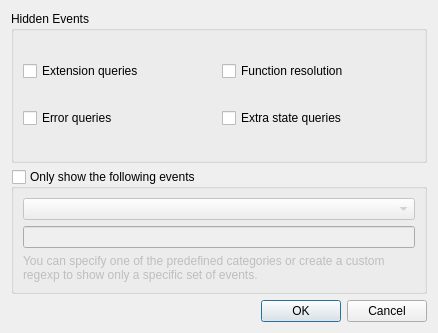
apitrace/apitrace, file gui/ui/settings.ui: the form before one commit.
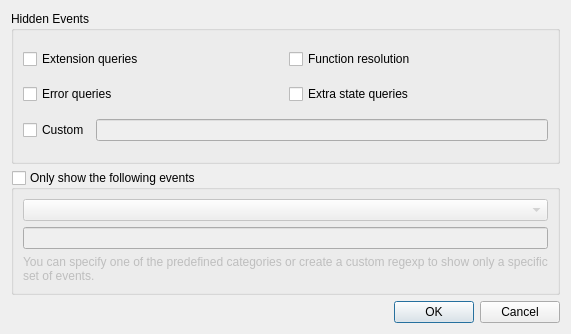
The form after the commit.

Commit message:
Add a custom filter to the event view.
Allows one to filter out any custom call. Very useful on large traces
that have e.g. millions of redundant GetCurrentContext and
MakeCurrentContext calls.

Diff of the .ui file:
```diff
--- a/gui/ui/settings.ui
+++ b/gui/ui/settings.ui
@@ -2,12 +2,15 @@
 <ui version="4.0">
  <class>Settings</class>
  <widget class="QDialog" name="Settings">
+  <property name="enabled">
+   <bool>true</bool>
+  </property>
   <property name="geometry">
    <rect>
     <x>0</x>
     <y>0</y>
-    <width>438</width>
-    <height>333</height>
+    <width>571</width>
+    <height>334</height>
    </rect>
   </property>
   <property name="windowTitle">
@@ -25,29 +28,35 @@
      <property name="title">
       <string>Hidden Events</string>
      </property>
-     <layout class="QGridLayout" name="gridLayout">
-      <item row="0" column="0">
+     <layout class="QVBoxLayout" name="verticalLayout_3">
+      <item>
+       <layout class="QHBoxLayout" name="horizontalLayout">
+        <item>
        <widget class="QCheckBox" name="extensionsBox">
         <property name="text">
          <string>Extension queries</string>
         </property>
        </widget>
       </item>
-      <item row="0" column="1">
+        <item>
        <widget class="QCheckBox" name="functionsBox">
         <property name="text">
          <string>Function resolution</string>
         </property>
        </widget>
       </item>
-      <item row="1" column="0">
+       </layout>
+      </item>
+      <item>
+       <layout class="QHBoxLayout" name="horizontalLayout_2">
+        <item>
        <widget class="QCheckBox" name="errorsBox">
         <property name="text">
          <string>Error queries</string>
         </property>
        </widget>
       </item>
-      <item row="1" column="1">
+        <item>
        <widget class="QCheckBox" name="statesBox">
         <property name="text">
          <string>Extra state queries</string>
@@ -55,6 +64,26 @@
        </widget>
       </item>
      </layout>
+      </item>
+      <item>
+       <layout class="QHBoxLayout" name="horizontalLayout_3">
+        <item>
+         <widget class="QCheckBox" name="customBox">
+          <property name="text">
+           <string>Custom</string>
+          </property>
+         </widget>
+        </item>
+        <item>
+         <widget class="QLineEdit" name="customEdit">
+          <property name="enabled">
+           <bool>false</bool>
+          </property>
+         </widget>
+        </item>
+       </layout>
+      </item>
+     </layout>
     </widget>
    </item>
    <item>
```
Left out of the diff: 24 changed lines with no effect on the pictures. Lines whose indentation alone changed are shown as unchanged. The commit also changes 3 other files.
